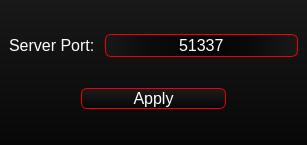
Before: the Qt Designer form src/View/SettingsWindow/settingswindow.ui in Flone-dnb/SilentServer, drawn with Qt 5.
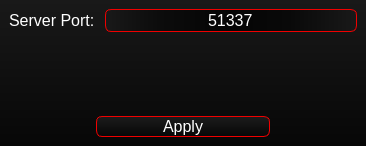
After: the same form once the commit is applied.

The edit to the form file:
```diff
--- a/src/View/SettingsWindow/settingswindow.ui
+++ b/src/View/SettingsWindow/settingswindow.ui
@@ -6,8 +6,8 @@
    <rect>
     <x>0</x>
     <y>0</y>
-    <width>307</width>
-    <height>145</height>
+    <width>366</width>
+    <height>146</height>
    </rect>
   </property>
   <property name="windowTitle">
@@ -18,10 +18,10 @@
 color: white;</string>
   </property>
   <widget class="QWidget" name="centralwidget">
-   <layout class="QVBoxLayout" name="verticalLayout" stretch="90,10">
+   <layout class="QVBoxLayout" name="verticalLayout" stretch="80,20">
     <item>
-     <layout class="QHBoxLayout" name="horizontalLayout" stretch="0,0">
-      <item>
+     <layout class="QFormLayout" name="formLayout_3">
+      <item row="0" column="0">
        <widget class="QLabel" name="label">
         <property name="font">
          <font>
@@ -37,7 +37,7 @@
         </property>
        </widget>
       </item>
-      <item>
+      <item row="0" column="1">
        <widget class="QLineEdit" name="lineEdit">
         <property name="font">
          <font>
```
Left out of the diff: 2 changed lines with no effect on the pictures.
